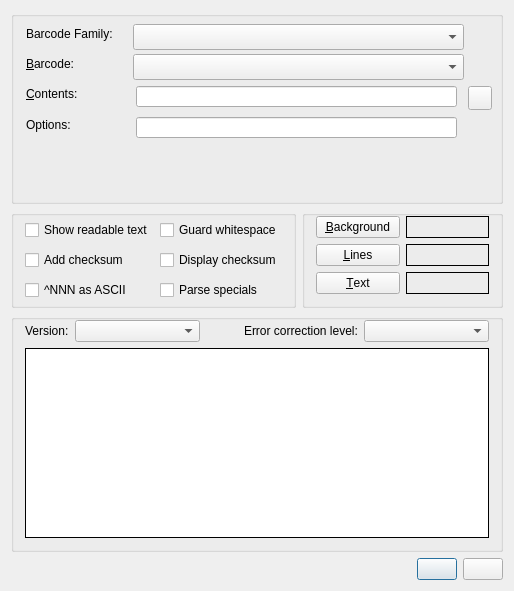
Qt form scribus/plugins/barcodegenerator/barcodegenerator.ui (scribusproject/scribus) before a commit.
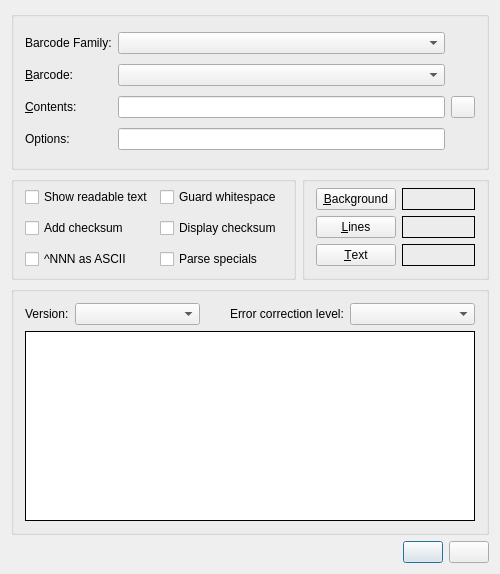
The same form after that commit.

Commit message: #14865: Barcode colors QGroupBox does not have margin borders <FirasH>

Patch:
```diff
--- a/scribus/plugins/barcodegenerator/barcodegenerator.ui
+++ b/scribus/plugins/barcodegenerator/barcodegenerator.ui
@@ -8,8 +8,8 @@
    <rect>
     <x>0</x>
     <y>0</y>
-    <width>514</width>
-    <height>591</height>
+    <width>497</width>
+    <height>574</height>
    </rect>
   </property>
   <property name="windowTitle">
@@ -141,7 +141,7 @@
      </property>
      <layout class="QGridLayout">
       <property name="topMargin">
-       <number>0</number>
+       <number>6</number>
       </property>
       <item row="0" column="0">
        <widget class="QPushButton" name="bgColorButton">
@@ -253,38 +253,19 @@
      <property name="title">
       <string/>
      </property>
+     <layout class="QGridLayout" name="gridLayout">
+      <item row="0" column="0">
      <widget class="QLabel" name="bcFamilyLabel">
-      <property name="geometry">
-       <rect>
-        <x>15</x>
-        <y>15</y>
-        <width>100</width>
-        <height>16</height>
-       </rect>
-      </property>
       <property name="text">
        <string>Barcode Family:</string>
       </property>
      </widget>
-     <widget class="QComboBox" name="bcFamilyCombo">
-      <property name="geometry">
-       <rect>
-        <x>122</x>
-        <y>13</y>
-        <width>331</width>
-        <height>26</height>
-       </rect>
-      </property>
-     </widget>
+      </item>
+      <item row="0" column="1">
+       <widget class="QComboBox" name="bcFamilyCombo"/>
+      </item>
+      <item row="1" column="0">
      <widget class="QLabel" name="bcLabel">
-      <property name="geometry">
-       <rect>
-        <x>15</x>
-        <y>45</y>
-        <width>56</width>
-        <height>16</height>
-       </rect>
-      </property>
       <property name="text">
        <string>&amp;Barcode:</string>
       </property>
@@ -295,28 +276,16 @@
        <cstring>bcCombo</cstring>
       </property>
      </widget>
+      </item>
+      <item row="1" column="1">
      <widget class="QComboBox" name="bcCombo">
-      <property name="geometry">
-       <rect>
-        <x>122</x>
-        <y>43</y>
-        <width>331</width>
-        <height>26</height>
-       </rect>
-      </property>
       <property name="toolTip">
        <string>Select one of the available barcode types here</string>
       </property>
      </widget>
+      </item>
+      <item row="2" column="0">
      <widget class="QLabel" name="codeLabel">
-      <property name="geometry">
-       <rect>
-        <x>15</x>
-        <y>75</y>
-        <width>60</width>
-        <height>16</height>
-       </rect>
-      </property>
       <property name="text">
        <string>&amp;Contents:</string>
       </property>
@@ -327,34 +296,9 @@
        <cstring>codeEdit</cstring>
       </property>
      </widget>
-     <widget class="QLineEdit" name="optionsEdit">
-      <property name="geometry">
-       <rect>
-        <x>125</x>
-        <y>106</y>
-        <width>321</width>
-        <height>21</height>
-       </rect>
-      </property>
-      <property name="minimumSize">
-       <size>
-        <width>0</width>
-        <height>21</height>
-       </size>
-      </property>
-      <property name="toolTip">
-       <string>Advanced options for the barcode</string>
-      </property>
-     </widget>
+      </item>
+      <item row="2" column="1">
      <widget class="QLineEdit" name="codeEdit">
-      <property name="geometry">
-       <rect>
-        <x>125</x>
-        <y>75</y>
-        <width>321</width>
-        <height>21</height>
-       </rect>
-      </property>
       <property name="sizePolicy">
        <sizepolicy hsizetype="Expanding" vsizetype="Fixed">
         <horstretch>0</horstretch>
@@ -371,31 +315,9 @@
        <string>The contents encoded in the barcode</string>
       </property>
      </widget>
-     <widget class="QLabel" name="optionsLabel">
-      <property name="geometry">
-       <rect>
-        <x>15</x>
-        <y>106</y>
-        <width>53</width>
-        <height>16</height>
-       </rect>
-      </property>
-      <property name="text">
-       <string>Options:</string>
-      </property>
-      <property name="textInteractionFlags">
-       <set>Qt::LinksAccessibleByMouse</set>
-      </property>
-     </widget>
+      </item>
+      <item row="2" column="2">
      <widget class="QPushButton" name="resetButton">
-      <property name="geometry">
-       <rect>
-        <x>457</x>
-        <y>75</y>
-        <width>24</width>
-        <height>24</height>
-       </rect>
-      </property>
       <property name="sizePolicy">
        <sizepolicy hsizetype="Fixed" vsizetype="Fixed">
         <horstretch>0</horstretch>
@@ -415,6 +337,31 @@
        <string/>
       </property>
      </widget>
+      </item>
+      <item row="3" column="0">
+       <widget class="QLabel" name="optionsLabel">
+        <property name="text">
+         <string>Options:</string>
+        </property>
+        <property name="textInteractionFlags">
+         <set>Qt::LinksAccessibleByMouse</set>
+        </property>
+       </widget>
+      </item>
+      <item row="3" column="1">
+       <widget class="QLineEdit" name="optionsEdit">
+        <property name="minimumSize">
+         <size>
+          <width>0</width>
+          <height>21</height>
+         </size>
+        </property>
+        <property name="toolTip">
+         <string>Advanced options for the barcode</string>
+        </property>
+       </widget>
+      </item>
+     </layout>
     </widget>
    </item>
    <item row="6" column="0" colspan="3">
@@ -423,9 +370,6 @@
       <string/>
      </property>
      <layout class="QGridLayout">
-      <property name="topMargin">
-       <number>0</number>
-      </property>
       <property name="verticalSpacing">
        <number>6</number>
       </property>
```
Lines whose indentation alone changed are shown as unchanged.
